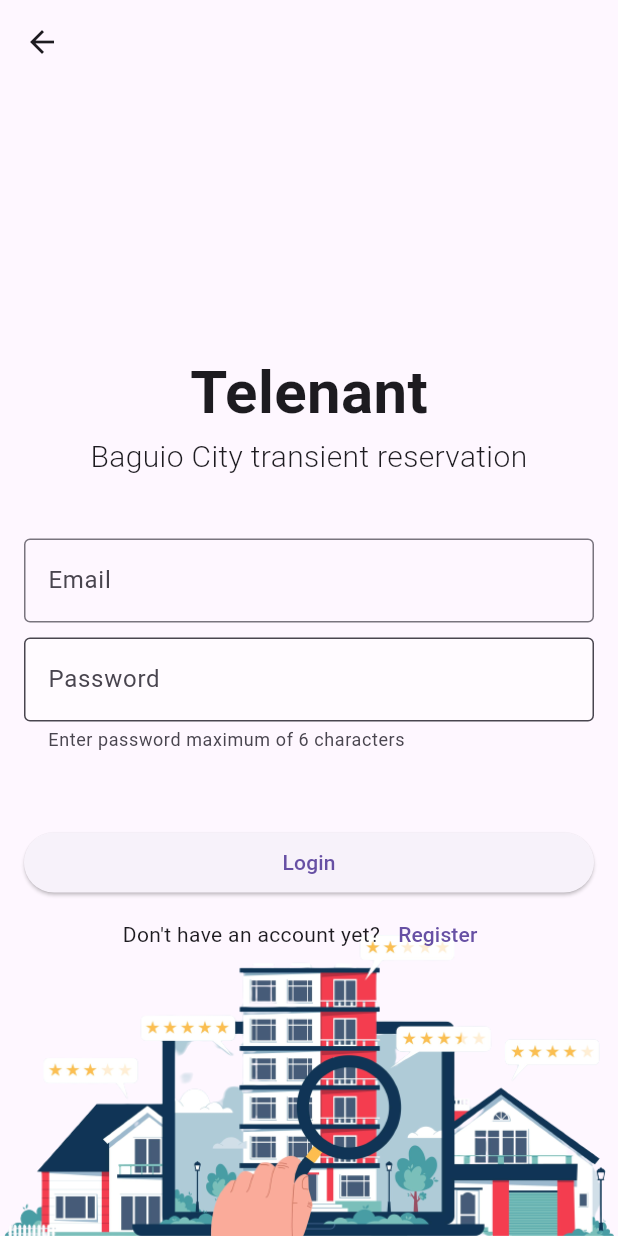
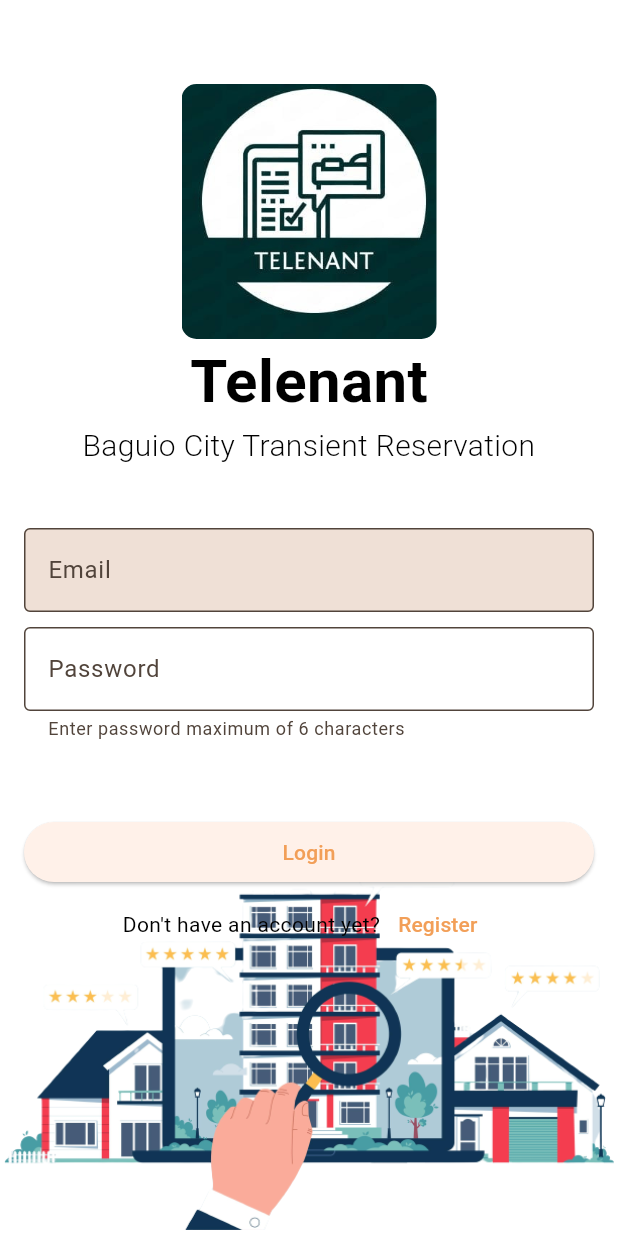
Before and after one commit to nel777/telenant, a Flutter app: the LoginPage screen opened directly, on a phone screen of 412 x 824 dp. Run offline on Flutter 3.47's test engine with Material 3 defaults, Android fonts, the phone set to English and light mode, and no system bars; our stand-ins replace cached_network_image, carousel_slider, cloud_firestore, firebase_auth, firebase_core, firebase_storage and 6 more; missing offline and left inert: animated_rating_stars, latlng, map, textfield_search; accounts and stored records are empty.

Commit message:
updated theming and onboarding

```diff
--- a/lib/authentication/login.dart
+++ b/lib/authentication/login.dart
@@ -33,12 +33,19 @@ class _LoginPageState extends State<LoginPage> {
 
   @override
   Widget build(BuildContext context) {
+    final colorScheme = Theme.of(context).colorScheme;
+    final textTheme = Theme.of(context).textTheme;
     return Scaffold(
-      appBar: AppBar(),
-      body: Stack(
+      appBar: AppBar(
+        automaticallyImplyLeading: false,
+      ),
+      body: SingleChildScrollView(
+        child: SizedBox(
+          height: MediaQuery.of(context).size.height,
+          child: Stack(
             children: [
               Positioned(
-              bottom: -45,
+                  bottom: 60,
                   child: SizedBox(
                     width: MediaQuery.of(context).size.width,
                     child: Image.asset(
@@ -50,16 +57,27 @@ class _LoginPageState extends State<LoginPage> {
                 child: Padding(
                   padding: const EdgeInsets.only(left: 16.0, right: 16.0),
                   child: Column(
-                mainAxisAlignment: MainAxisAlignment.center,
+                    mainAxisAlignment: MainAxisAlignment.start,
                     children: [
+                      ClipRRect(
+                        borderRadius: BorderRadius.circular(10.0),
+                        child: Image.asset(
+                          'assets/images/telenant_logo.png',
+                          fit: BoxFit.cover,
+                          height: 170,
+                          width: 170,
+                        ),
+                      ),
                       const Text(
                         'Telenant',
-                    style: TextStyle(fontSize: 40, fontWeight: FontWeight.bold),
+                        style: TextStyle(
+                            fontSize: 40, fontWeight: FontWeight.bold),
                       ),
                       const Text(
-                    'Baguio City transient reservation',
+                        'Baguio City Transient Reservation',
                         textAlign: TextAlign.center,
-                    style: TextStyle(fontSize: 20, fontWeight: FontWeight.w300),
+                        style: TextStyle(
+                            fontSize: 20, fontWeight: FontWeight.w300),
                       ),
                       const SizedBox(
                         height: 40,
@@ -86,7 +104,8 @@ class _LoginPageState extends State<LoginPage> {
                             errorText: passwordValidation == ''
                                 ? null
                                 : passwordValidation,
-                        helperText: 'Enter password maximum of 6 characters',
+                            helperText:
+                                'Enter password maximum of 6 characters',
                             hintStyle: const TextStyle(color: Colors.black87),
                             border: const OutlineInputBorder(
                                 borderSide: BorderSide(width: 1.0))),
@@ -133,7 +152,8 @@ class _LoginPageState extends State<LoginPage> {
                                     } else {
                                       Navigator.of(context).pushAndRemoveUntil(
                                         MaterialPageRoute(
-                                        builder: (context) => const HomePage()),
+                                            builder: (context) =>
+                                                const HomePage()),
                                         (Route<dynamic> route) => false,
                                       );
                                     }
@@ -160,17 +180,18 @@ class _LoginPageState extends State<LoginPage> {
                                   setState(() {
                                     loading = false;
                                   });
-                              print('Wrong password provided for that user.');
+                                  print(
+                                      'Wrong password provided for that user.');
                                 }
                               }
                             }
                           },
                           child: loading
-                          ? const SizedBox(
+                              ? SizedBox(
                                   height: 25,
                                   width: 25,
                                   child: CircularProgressIndicator(
-                                color: Colors.blue,
+                                    color: colorScheme.primary,
                                   ),
                                 )
                               : const Text('Login')),
@@ -184,7 +205,8 @@ class _LoginPageState extends State<LoginPage> {
                           TextButton(
                               onPressed: () {
                                 Navigator.of(context).push(MaterialPageRoute(
-                                builder: ((context) => const RegisterPage())));
+                                    builder: ((context) =>
+                                        const RegisterPage())));
                               },
                               child: const Text('Register'))
                         ],
@@ -195,6 +217,8 @@ class _LoginPageState extends State<LoginPage> {
               )
             ],
           ),
+        ),
+      ),
     );
   }
 }
--- a/pubspec.yaml
+++ b/pubspec.yaml
@@ -29,12 +29,13 @@ environment:
 dependencies:
   animated_rating_stars: ^1.0.1
   cached_network_image: ^3.4.0
-  carousel_slider: ^4.1.1
+  carousel_slider: ^5.0.0
   cloud_firestore: ^5.2.0
   cupertino_icons: ^1.0.2
   firebase_auth: ^5.1.3
   firebase_core: ^3.3.0
   firebase_storage: ^12.1.2
+  flex_color_scheme: ^8.0.2
   flutter:
     sdk: flutter
   geocoding: ^3.0.0
```
Also changed, not shown: lib/home/transients_list.dart (+94 -88 lines), lib/main.dart (+56 -3 lines), assets/images/telenant_logo.png (added), pubspec.lock, 6 other files. Lines whose indentation alone changed are shown as unchanged.
